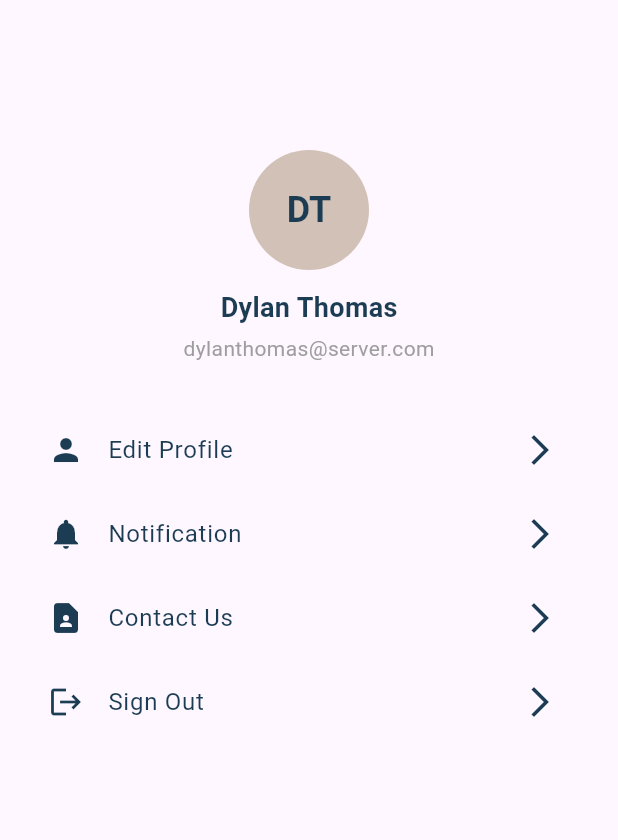
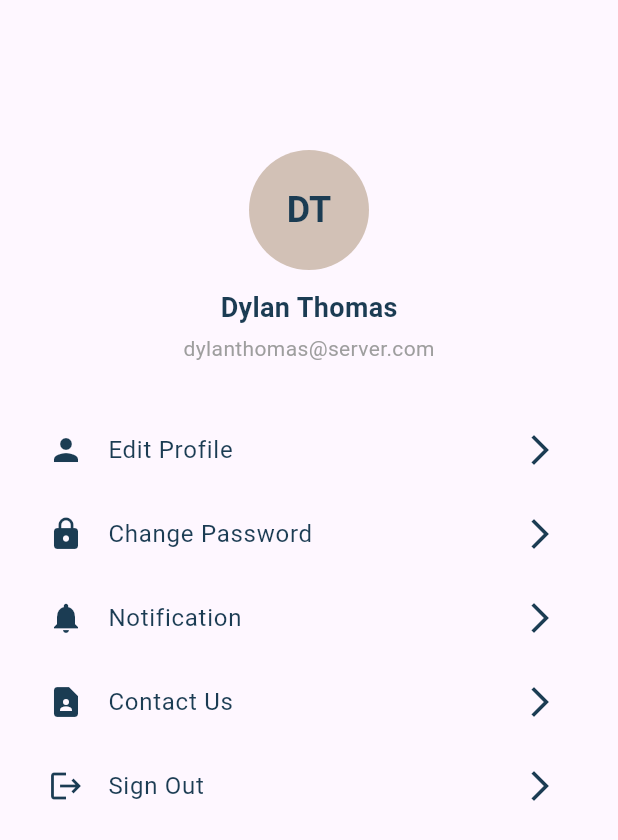
Before and after one commit to ITIFinalProject/final-project-mobile, a Flutter app: the ProfileView screen opened directly, on a phone screen of 412 x 824 dp. Shown: the top 840 px of the screen. Run offline on Flutter 3.47's test engine with Material 3 defaults, Android fonts, the phone set to English and light mode, and no system bars; our stand-ins replace bloc, cloud_firestore, curved_navigation_bar, equatable, firebase_auth, firebase_core and 7 more; missing offline and left inert: dart:ffi, flutter_facebook_auth; accounts and stored records are empty; generated files the repository leaves out were written again.

Commit message:
change password, edit profile, cubits,firebase

```diff
--- a/lib/core/routes.dart
+++ b/lib/core/routes.dart
@@ -6,7 +6,9 @@ import 'package:eventify_app/features/auth/view/register.dart';
 import 'package:eventify_app/features/auth/view/widgets/forget_password_view.dart';
 import 'package:eventify_app/features/layout/layout.dart';
 import 'package:eventify_app/features/onboarding/onboarding_screen.dart';
+import 'package:eventify_app/features/profile/change%20password/verify_old_pass.dart';
 import 'package:eventify_app/features/profile/edit_profile.dart';
+import 'package:eventify_app/features/profile/profile_view.dart';
 import 'package:eventify_app/features/splash/splash_screen.dart';
 import 'package:flutter/material.dart';
 
@@ -28,6 +30,8 @@ class AppRoutes {
   static const String realEventDetails = "/real_event_details";
   static const String addGuest = '/add_guest';
   static const String forgetPassword = '/forget_password';
+  static const String verifyOldPassword = '/verify_old_password';
+    static const String profileView = '/profile_view';
   static final routes = <String, WidgetBuilder>{
     splash: (context) => SplashScreen(),
     layout: (context) => LayoutView(),
@@ -42,5 +46,8 @@ class AppRoutes {
     eventPreview: (context) => const EventPreviewPage(),
     realEventDetails: (context) => const RealEventDetails(),
     forgetPassword: (context) => ForgetPasswordView(),
+    verifyOldPassword: (context) => VerifyOldPass(),
+    profileView: (context) => ProfileView(),
   };
+
 }
--- a/lib/features/add_event/create_contact.dart
+++ b/lib/features/add_event/create_contact.dart
@@ -7,6 +7,8 @@ class CreateContact extends StatelessWidget {
   final GlobalKey<FormState> _formKey = GlobalKey();
 
   TextEditingController nameController = TextEditingController();
+
+  CreateContact({super.key});
 
   @override
   Widget build(BuildContext context) {
--- a/lib/features/auth/view/widgets/custom_text_field.dart
+++ b/lib/features/auth/view/widgets/custom_text_field.dart
@@ -14,6 +14,7 @@ class CustomTextFIeld extends StatelessWidget {
   bool obscure;
   TextEditingController textFieldController;
   String? initialValue;
+  bool enable;
 
   CustomTextFIeld({
     super.key,
@@ -22,9 +23,11 @@ class CustomTextFIeld extends StatelessWidget {
     this.lines = 1,
     this.initialValue,
     this.obscure = false,
+    this.enable = true,
     this.validator,
     this.suffixIcon,
     this.onPressedIcon,
+
     required this.textFieldController,
   });
 
@@ -38,7 +41,7 @@ class CustomTextFIeld extends StatelessWidget {
         initialValue: initialValue,
         maxLines: lines > 1 ? lines : 1,
         obscureText: obscure,
-
+  enabled: enable,
         decoration: InputDecoration(
           prefix: Icon(icon, color: ThemeManager.secondaryColor),
           label: Text(lable),
@@ -46,6 +49,7 @@ class CustomTextFIeld extends StatelessWidget {
           suffixIcon: IconButton(
             icon: Icon(suffixIcon, color: ThemeManager.secondaryColor),
             onPressed: onPressedIcon,
+
           ),
           // labelStyle: TextStyle(color: color),
           focusedBorder: OutlineInputBorder(
--- a/lib/features/profile/profile_view.dart
+++ b/lib/features/profile/profile_view.dart
@@ -1,7 +1,6 @@
-
-
 import 'package:eventify_app/core/routes.dart';
 import 'package:eventify_app/core/theme.dart';
+import 'package:eventify_app/features/profile/widgets/info_tile.dart';
 import 'package:flutter/material.dart';
 
 class ProfileView extends StatefulWidget {
@@ -17,10 +16,7 @@ class _ProfileViewState extends State<ProfileView> {
   String? token;
   String? imagePath;
 
-  @override
-  void initState() {
 
-  }
 
 
 
@@ -65,18 +61,16 @@ class _ProfileViewState extends State<ProfileView> {
             ),
 
             const SizedBox(height: 30),
-            _infoTile(
-                "Edit Profile",
-                Icons.person,
 
-              (){
+            InfoTile(title: "Edit Profile", icon: Icons.person, ontap: (){
                 Navigator.pushNamed(context, AppRoutes.editProfile);
-              }
-            ),
-
-            _infoTile("Notification", Icons.notifications,(){}),
-            _infoTile("Contact Us", Icons.contact_page,(){}),
-            _infoTile("Sign Out", Icons.logout,(){}),
+              }),
+                InfoTile(title:  "Change Password",icon: Icons.lock,ontap: (){
+                  Navigator.pushNamed(context,AppRoutes.verifyOldPassword);
+                }),
+            InfoTile(title: "Notification", icon: Icons.notifications, ontap: (){}),
+            InfoTile(title: "Contact Us", icon: Icons.contact_page, ontap: (){}),
+            InfoTile(title: "Sign Out", icon: Icons.logout, ontap: (){}),
 
 
           ],
@@ -84,17 +78,4 @@ class _ProfileViewState extends State<ProfileView> {
       ),
     );
   }
-
-  Widget _infoTile(String title,  IconData icon, ontap ) {
-    return GestureDetector(
-      onTap: ontap
-    ,
-      child: ListTile(
-        leading: Icon(icon, color: ThemeManager.primaryColor),
-        title: Text(title, style: TextStyle(color: ThemeManager.primaryColor),),
-        trailing: Icon(
-          Icons.arrow_forward_ios, color: ThemeManager.primaryColor,),
-      ),
-    );
-  }
 }
--- /dev/null
+++ b/lib/features/profile/widgets/info_tile.dart
@@ -0,0 +1,33 @@
+
+import 'package:eventify_app/core/theme.dart';
+import 'package:flutter/material.dart';
+
+class InfoTile extends StatelessWidget {
+  InfoTile({
+    super.key,
+    required this.title,
+    required this.icon,
+    required this.ontap,
+    this.subtitle,
+  });
+
+  final String title;
+  final IconData icon;
+  final dynamic ontap;
+String ? subtitle;
+
+  @override
+  Widget build(BuildContext context) {
+    return GestureDetector(
+      onTap: ontap
+    ,
+      child: ListTile(
+        leading: Icon(icon, color: ThemeManager.primaryColor),
+        title: Text(title, style: TextStyle(color: ThemeManager.primaryColor),),
+        trailing: Icon(
+          Icons.arrow_forward_ios, color: ThemeManager.primaryColor,),
+
+      ),
+    );
+  }
+}
```
Also changed, not shown: lib/features/add_event/event_details_view.dart (+7 -7 lines), lib/features/auth/cubit/auth_cubit.dart (+120 -1 lines), lib/features/home/home_view.dart (+21 -3 lines), lib/features/profile/change password/change_pass.dart (added, +84 -0 lines), lib/features/profile/change password/verify_old_pass.dart (added, +58 -0 lines), lib/features/profile/edit_profile.dart (+58 -12 lines).
